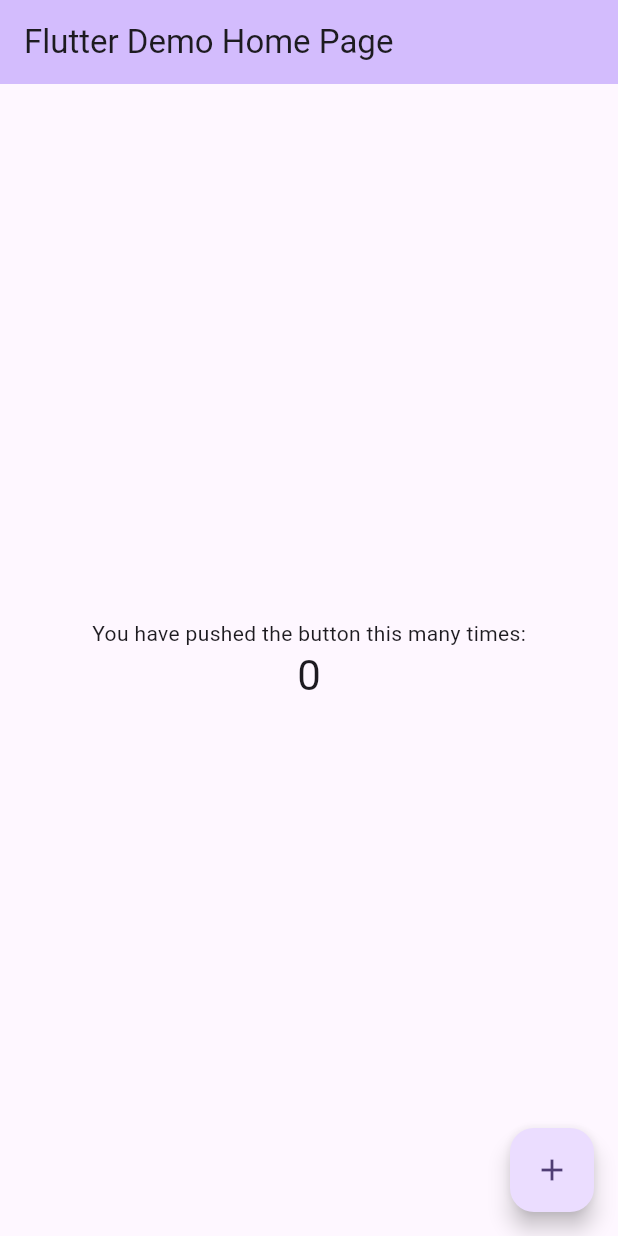
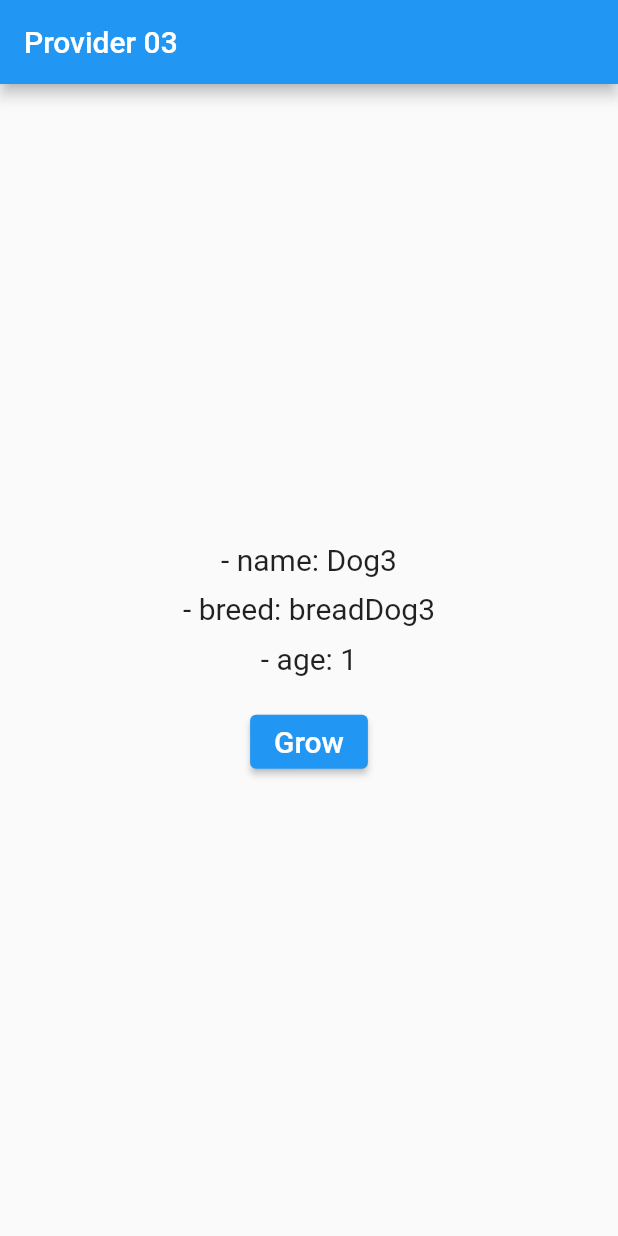
Before and after one commit to kimgeuntae/flutter_provider_essential, a Flutter app: the screen it shows after launch, on a phone screen of 412 x 824 dp. Run offline on Flutter 3.47's test engine with Material 2 defaults, Android fonts, the phone set to English and light mode, and no system bars.

Commit message:
Add: default set

```diff
--- a/s1_4_change_notifier_provider/lib/main.dart
+++ b/s1_4_change_notifier_provider/lib/main.dart
@@ -1,125 +1,128 @@
 import 'package:flutter/material.dart';
+import 'models/dog.dart';
 
 void main() {
   runApp(const MyApp());
 }
 
 class MyApp extends StatelessWidget {
-  const MyApp({super.key});
+  const MyApp({Key? key}) : super(key: key);
 
-  // This widget is the root of your application.
   @override
   Widget build(BuildContext context) {
     return MaterialApp(
-      title: 'Flutter Demo',
+      title: 'Provider 03',
+      debugShowCheckedModeBanner: false,
       theme: ThemeData(
-        // This is the theme of your application.
-        //
-        // TRY THIS: Try running your application with "flutter run". You'll see
-        // the application has a blue toolbar. Then, without quitting the app,
-        // try changing the seedColor in the colorScheme below to Colors.green
-        // and then invoke "hot reload" (save your changes or press the "hot
-        // reload" button in a Flutter-supported IDE, or press "r" if you used
-        // the command line to start the app).
-        //
-        // Notice that the counter didn't reset back to zero; the application
-        // state is not lost during the reload. To reset the state, use hot
-        // restart instead.
-        //
-        // This works for code too, not just values: Most code changes can be
-        // tested with just a hot reload.
-        colorScheme: ColorScheme.fromSeed(seedColor: Colors.deepPurple),
-        useMaterial3: true,
+        primarySwatch: Colors.blue,
       ),
-      home: const MyHomePage(title: 'Flutter Demo Home Page'),
+      home: const MyHomePage(),
     );
   }
 }
 
 class MyHomePage extends StatefulWidget {
-  const MyHomePage({super.key, required this.title});
-
-  // This widget is the home page of your application. It is stateful, meaning
-  // that it has a State object (defined below) that contains fields that affect
-  // how it looks.
-
-  // This class is the configuration for the state. It holds the values (in this
-  // case the title) provided by the parent (in this case the App widget) and
-  // used by the build method of the State. Fields in a Widget subclass are
-  // always marked "final".
-
-  final String title;
+  const MyHomePage({Key? key}) : super(key: key);
 
   @override
   State<MyHomePage> createState() => _MyHomePageState();
 }
 
 class _MyHomePageState extends State<MyHomePage> {
-  int _counter = 0;
+  final Dog dog = Dog(name: 'Dog3', breed: 'breadDog3');
 
-  void _incrementCounter() {
-    setState(() {
-      // This call to setState tells the Flutter framework that something has
-      // changed in this State, which causes it to rerun the build method below
-      // so that the display can reflect the updated values. If we changed
-      // _counter without calling setState(), then the build method would not be
-      // called again, and so nothing would appear to happen.
-      _counter++;
-    });
+  void dogListener() {
+    print('dogListener age: ${dog.age}');
+  }
+
+  @override
+  void initState() {
+    // TODO: implement initState
+    super.initState();
+    // notifyListener 가 실행될때마다 호출될 listner 등록
+    dog.addListener(dogListener);
+  }
+
+  @override
+  void dispose() {
+    // TODO: implement dispose
+    // add된 listener는 자동으로 dispose 되지않아서 수동으로 해줘야함.
+    dog.removeListener(dogListener);
+    super.dispose();
   }
 
   @override
   Widget build(BuildContext context) {
-    // This method is rerun every time setState is called, for instance as done
-    // by the _incrementCounter method above.
-    //
-    // The Flutter framework has been optimized to make rerunning build methods
-    // fast, so that you can just rebuild anything that needs updating rather
-    // than having to individually change instances of widgets.
     return Scaffold(
       appBar: AppBar(
-        // TRY THIS: Try changing the color here to a specific color (to
-        // Colors.amber, perhaps?) and trigger a hot reload to see the AppBar
-        // change color while the other colors stay the same.
-        backgroundColor: Theme.of(context).colorScheme.inversePrimary,
-        // Here we take the value from the MyHomePage object that was created by
-        // the App.build method, and use it to set our appbar title.
-        title: Text(widget.title),
+        title: Text('Provider 03'),
       ),
       body: Center(
-        // Center is a layout widget. It takes a single child and positions it
-        // in the middle of the parent.
         child: Column(
-          // Column is also a layout widget. It takes a list of children and
-          // arranges them vertically. By default, it sizes itself to fit its
-          // children horizontally, and tries to be as tall as its parent.
-          //
-          // Column has various properties to control how it sizes itself and
-          // how it positions its children. Here we use mainAxisAlignment to
-          // center the children vertically; the main axis here is the vertical
-          // axis because Columns are vertical (the cross axis would be
-          // horizontal).
-          //
-          // TRY THIS: Invoke "debug painting" (choose the "Toggle Debug Paint"
-          // action in the IDE, or press "p" in the console), to see the
-          // wireframe for each widget.
           mainAxisAlignment: MainAxisAlignment.center,
-          children: <Widget>[
-            const Text(
-              'You have pushed the button this many times:',
+          mainAxisSize: MainAxisSize.min,
+          children: [
+            Text(
+              '- name: ${dog.name}',
+              style: TextStyle(fontSize: 20.0),
             ),
-            Text(
-              '$_counter',
-              style: Theme.of(context).textTheme.headlineMedium,
-            ),
+            SizedBox(height: 10.0),
+            BreedAndAge(dog: dog),
           ],
         ),
       ),
-      floatingActionButton: FloatingActionButton(
-        onPressed: _incrementCounter,
-        tooltip: 'Increment',
-        child: const Icon(Icons.add),
-      ), // This trailing comma makes auto-formatting nicer for build methods.
     );
   }
 }
+
+class BreedAndAge extends StatelessWidget {
+  final Dog dog;
+
+  const BreedAndAge({
+    Key? key,
+    required this.dog,
+  }) : super(key: key);
+
+  @override
+  Widget build(BuildContext context) {
+    return Column(
+      children: [
+        Text(
+          '- breed: ${dog.breed}',
+          style: TextStyle(fontSize: 20.0),
+        ),
+        SizedBox(height: 10.0),
+        Age(dog: dog),
+      ],
+    );
+  }
+}
+
+class Age extends StatelessWidget {
+  final Dog dog;
+
+  const Age({
+    Key? key,
+    required this.dog,
+  }) : super(key: key);
+
+  @override
+  Widget build(BuildContext context) {
+    return Column(
+      children: [
+        Text(
+          '- age: ${dog.age}',
+          style: TextStyle(fontSize: 20.0),
+        ),
+        SizedBox(height: 20.0),
+        ElevatedButton(
+          onPressed: () => dog.grow(),
+          child: Text(
+            'Grow',
+            style: TextStyle(fontSize: 20.0),
+          ),
+        ),
+      ],
+    );
+  }
+}
--- /dev/null
+++ b/s1_4_change_notifier_provider/lib/models/dog.dart
@@ -0,0 +1,20 @@
+import 'package:flutter/material.dart';
+
+class Dog with ChangeNotifier {
+  final String name;
+  final String breed;
+  int age;
+
+  Dog({
+    required this.name,
+    required this.breed,
+    this.age = 1,
+  });
+
+  void grow() {
+    age++;
+    // 상태 변화 감지
+    notifyListeners();
+    print('age: $age');
+  }
+}
```
